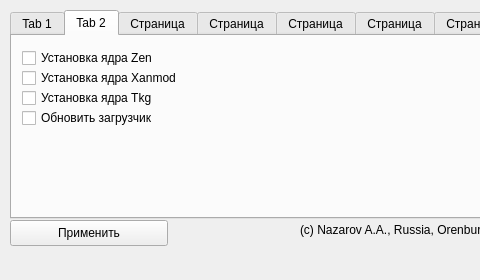
ArtNazarov/arch-post-installer, file mainwindow.ui: the form before one commit; both pictures show x 0 to 480 and y 0 to 280 of the 760 by 280 pixel window.
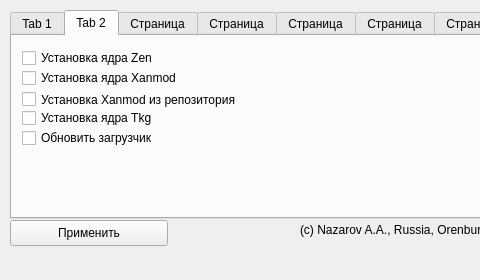
The form after the commit. The open tabs and pages were chosen to show the change.

Commit message: Install Xanmod Kernel from repo added

```diff
--- a/mainwindow.ui
+++ b/mainwindow.ui
@@ -216,8 +216,8 @@
       <property name="geometry">
        <rect>
         <x>10</x>
-        <y>50</y>
-        <width>161</width>
+        <y>70</y>
+        <width>271</width>
         <height>24</height>
        </rect>
       </property>
@@ -229,8 +229,8 @@
       <property name="geometry">
        <rect>
         <x>10</x>
-        <y>70</y>
-        <width>151</width>
+        <y>90</y>
+        <width>301</width>
         <height>24</height>
        </rect>
       </property>
@@ -238,6 +238,19 @@
        <string>Обновить загрузчик</string>
       </property>
      </widget>
+     <widget class="QCheckBox" name="chkInstallXanmodFromRepo">
+      <property name="geometry">
+       <rect>
+        <x>10</x>
+        <y>50</y>
+        <width>291</width>
+        <height>27</height>
+       </rect>
+      </property>
+      <property name="text">
+       <string>Установка Xanmod из репозитория</string>
+      </property>
+     </widget>
     </widget>
     <widget class="QWidget" name="tabVideoSettings">
      <attribute name="title">
```
Left out of the diff: 2 changed lines with no effect on the pictures. The commit also changes 4 other files.
